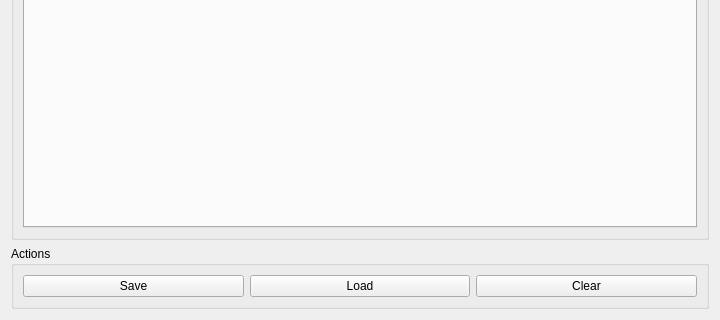
lansdon/cpts483_drc, file drc/gui/intakeform.ui: the form before one commit; both pictures show x 0 to 720 and y 265 to 585 of the 720 by 585 pixel window.
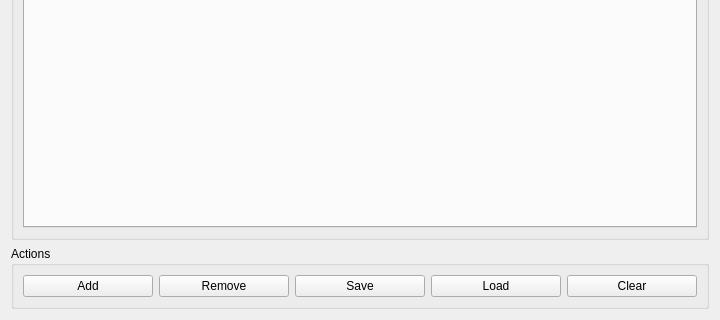
The form after the commit.

The edit to the form file:
```diff
--- a/drc/gui/intakeform.ui
+++ b/drc/gui/intakeform.ui
@@ -62,27 +62,41 @@
       <string>Actions</string>
      </property>
      <layout class="QGridLayout" name="gridLayout_4">
-      <item row="0" column="0">
+      <item row="0" column="2">
        <widget class="QPushButton" name="saveButton">
         <property name="text">
          <string>Save</string>
         </property>
        </widget>
       </item>
-      <item row="0" column="1">
+      <item row="0" column="4">
        <widget class="QPushButton" name="loadButton">
         <property name="text">
          <string>Load</string>
         </property>
        </widget>
       </item>
-      <item row="0" column="2">
+      <item row="0" column="5">
        <widget class="QPushButton" name="clearButton">
         <property name="text">
          <string>Clear</string>
         </property>
        </widget>
       </item>
+      <item row="0" column="0">
+       <widget class="QPushButton" name="addButton">
+        <property name="text">
+         <string>Add</string>
+        </property>
+       </widget>
+      </item>
+      <item row="0" column="1">
+       <widget class="QPushButton" name="removeButton">
+        <property name="text">
+         <string>Remove</string>
+        </property>
+       </widget>
+      </item>
      </layout>
     </widget>
    </item>
```
